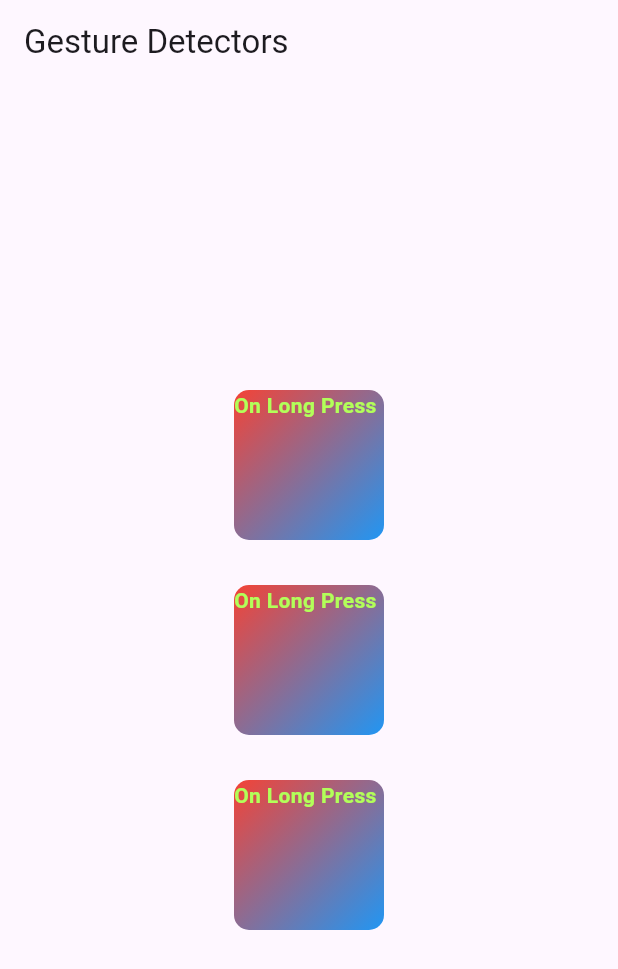
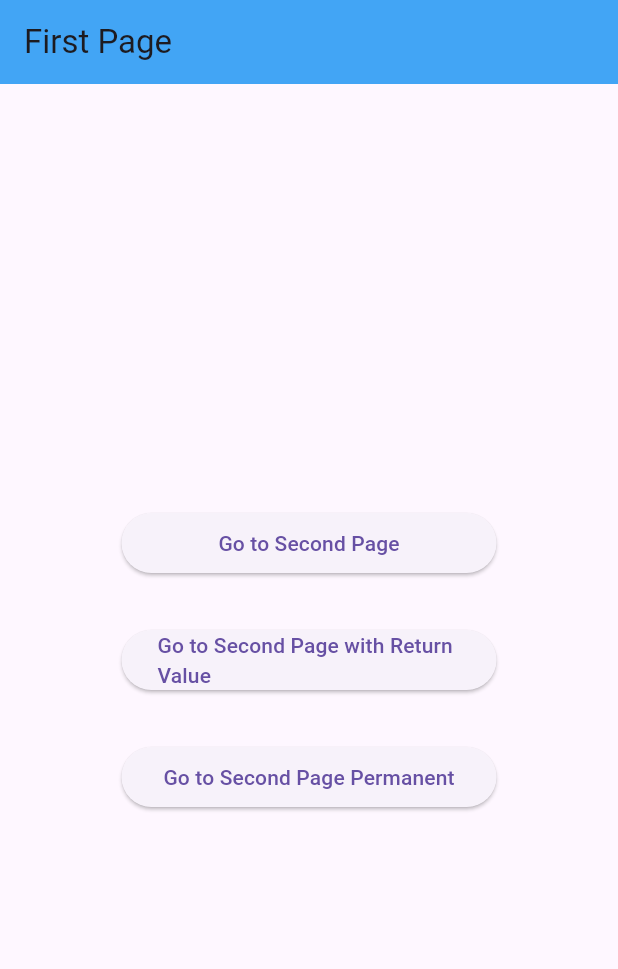
Before and after one commit to KevinMaulanaAtmaja/learn-flutter, a Flutter app: the screen it shows after launch, on a phone screen of 412 x 824 dp. Shown: the top 969 px of the screen. Run offline on Flutter 3.47's test engine with Material 3 defaults, Android fonts, the phone set to English and light mode, and no system bars; our stand-ins replace google_fonts, material_design_icons_flutter.

Commit message:
Navigator
Navigator, MaterialPageRoute, push, pop, pushReplacement, popUntil, isFirst

```diff
--- /dev/null
+++ b/lib/20_first_page.dart
@@ -0,0 +1,71 @@
+import 'dart:developer';
+
+import 'package:bljar_flutter/21_second_page.dart';
+import 'package:flutter/material.dart';
+
+class FirstPage extends StatefulWidget {
+  const FirstPage({super.key});
+
+  @override
+  State<FirstPage> createState() => _FirstPageState();
+}
+
+class _FirstPageState extends State<FirstPage> {
+  @override
+  Widget build(BuildContext context) {
+    return Scaffold(
+      appBar: AppBar(
+        title: const Text("First Page"),
+        backgroundColor: Colors.blue.shade400,
+      ),
+      body: Column(
+        mainAxisAlignment: MainAxisAlignment.center,
+        spacing: 30,
+        children: [
+          Center(
+            child: SizedBox(
+              width: 250,
+              child: ElevatedButton(
+                onPressed: () {
+                  Navigator.push(
+                    context,
+                    MaterialPageRoute(builder: (context) => SecondPage()),
+                  );
+                },
+                child: Text("Go to Second Page"),
+              ),
+            ),
+          ),
+          Center(
+            child: SizedBox(
+              width: 250,
+              child: ElevatedButton(
+                onPressed: () {
+                  Navigator.push<String>(
+                    context,
+                    MaterialPageRoute(builder: (context) => SecondPage()),
+                  ).then((value) => log(value ?? 'No Return Value'));
+                },
+                child: Text("Go to Second Page with Return Value"),
+              ),
+            ),
+          ),
+          Center(
+            child: SizedBox(
+              width: 250,
+              child: ElevatedButton(
+                onPressed: () {
+                  Navigator.pushReplacement(
+                    context,
+                    MaterialPageRoute(builder: (context) => SecondPage()),
+                  );
+                },
+                child: Text("Go to Second Page Permanent"),
+              ),
+            ),
+          ),
+        ],
+      ),
+    );
+  }
+}
--- a/lib/main.dart
+++ b/lib/main.dart
@@ -16,7 +16,8 @@
 // import 'package:bljar_flutter/16_single_list.dart';
 // import 'package:bljar_flutter/17_page_view.dart';
 // import 'package:bljar_flutter/18_dropdown.dart';
-import 'package:bljar_flutter/19_gesture_detector.dart';
+// import 'package:bljar_flutter/19_gesture_detector.dart';
+import 'package:bljar_flutter/20_first_page.dart';
 import 'package:flutter/material.dart';
 
 void main() {
@@ -47,7 +48,8 @@
       // home: SingleList(),
       // home: PageViews(),
       // home: Dropdowns(),
-      home: GestureDetectors(),
+      // home: GestureDetectors(),
+      home: FirstPage(),
     );
   }
 }
```
Also changed, not shown: lib/21_second_page.dart (added, +47 -0 lines).
